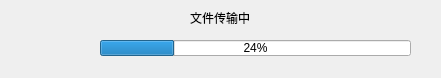
Qt form progress.ui (shuzibanshou/woniu) before a commit.
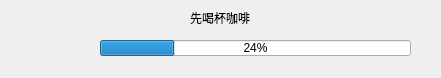
The same form after that commit.

What changed in the file:
```diff
--- a/progress.ui
+++ b/progress.ui
@@ -18,12 +18,18 @@
     <rect>
      <x>190</x>
      <y>10</y>
-     <width>71</width>
+     <width>81</width>
      <height>16</height>
     </rect>
    </property>
+   <property name="layoutDirection">
+    <enum>Qt::LeftToRight</enum>
+   </property>
+   <property name="styleSheet">
+    <string notr="true">text-align:center</string>
+   </property>
    <property name="text">
-    <string>文件传输中</string>
+    <string>先喝杯咖啡</string>
    </property>
   </widget>
   <widget class="QProgressBar" name="progressBar">
```
Left out of the diff: 5 changed lines with no effect on the pictures.
